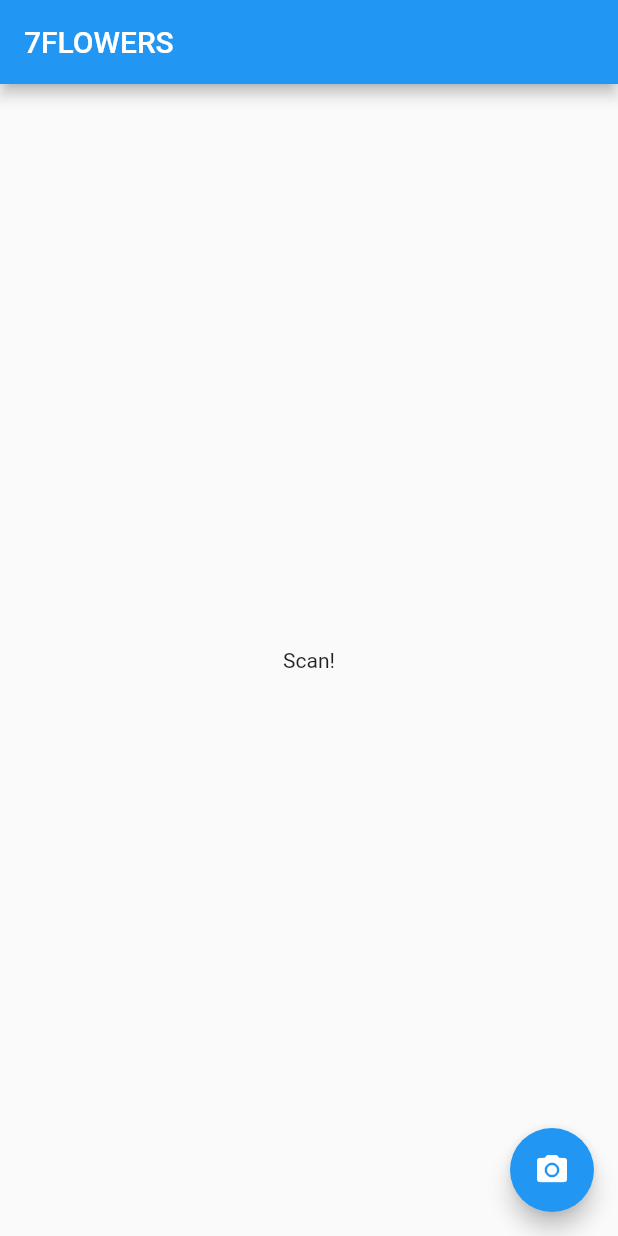
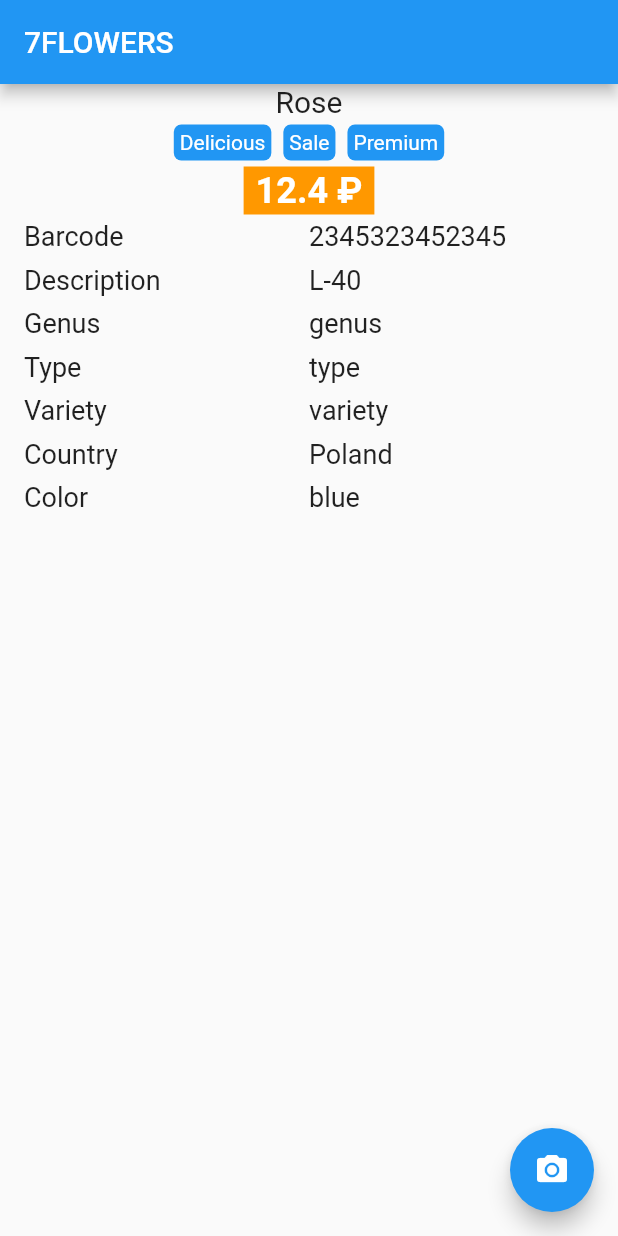
Before and after one commit to EgorenkovPavel/barcode_scanner, a Flutter app: the screen it shows after launch, on a phone screen of 412 x 824 dp. Run offline on Flutter 3.47's test engine with Material 2 defaults, Android fonts, the phone set to English and light mode, and no system bars; our stand-ins replace connectivity; missing offline and left inert: barcode_scan; network calls fail.

Commit message:
Add flower card

```diff
--- a/lib/main.dart
+++ b/lib/main.dart
@@ -6,6 +6,9 @@ import 'package:connectivity/connectivity.dart';
 
 import 'dart:async';
 import 'dart:convert';
+
+import './widgets/flowers_card.dart';
+import './objects/flower.dart';
 
 void main() => runApp(MyApp());
 
@@ -17,8 +20,24 @@ class MyApp extends StatefulWidget {
 }
 
 class MyAppState extends State<MyApp> {
+  Widget body = Text('Scan!');
 
-  Widget body = Text('Scan!');
+  Flower flower = Flower(
+      title: 'Rose',
+      barcode: '2345323452345',
+      description: 'L-40',
+      genus: 'genus',
+      type: 'type',
+      variety: 'variety',
+      country: 'Poland',
+      color: 'blue',
+      regularPrice: 12.4,
+      photoPath:
+          'https://www.flyingflowers.co.uk/ff_images/product/8466/FC93621F.jpg?large',
+      delicious: true,
+      sale: true,
+      premium: true,
+      fixPrice: true);
 
   @override
   Widget build(BuildContext context) {
@@ -27,9 +46,7 @@ class MyAppState extends State<MyApp> {
         appBar: AppBar(
           title: Text('7FLOWERS'),
         ),
-        body: Center(
-          child: body,
-        ),
+        body: FlowerCard(flower),
         floatingActionButton: FloatingActionButton(
             child: Icon(Icons.photo_camera),
             onPressed: () {
@@ -43,14 +60,14 @@ class MyAppState extends State<MyApp> {
     );
   }
 
-  Future<Widget> start() async{
+  Future<Widget> start() async {
     bool isConnected = await isConnectedToNetwork();
-    if(!isConnected){
+    if (!isConnected) {
       return Text('Check internet connection');
     }
 
     String barcode = await scan();
-    if(barcode.isEmpty){
+    if (barcode.isEmpty) {
       return Text('Scan');
     }
 
--- /dev/null
+++ b/lib/objects/flower.dart
@@ -0,0 +1,32 @@
+class Flower {
+  final String title;
+  final String barcode;
+  final String description;
+  final String genus;
+  final String type;
+  final String variety;
+  final String country;
+  final String color;
+  final double regularPrice;
+  final String photoPath;
+  final bool delicious;
+  final bool sale;
+  final bool premium;
+  final bool fixPrice;
+
+  Flower({
+      this.title,
+      this.barcode,
+      this.description,
+      this.genus,
+      this.type,
+      this.variety,
+      this.country,
+      this.color,
+      this.regularPrice,
+      this.photoPath,
+      this.delicious,
+      this.sale,
+      this.premium,
+      this.fixPrice});
+}
--- a/lib/scanning_status.dart
+++ /dev/null
@@ -1,8 +0,0 @@
-enum ScanningStatus{
-  BARCODE_SCANNED,
-  NO_CAMERA_PERMISSION,
-  SCANNING_ERROR,
-  USER_DONT_SCAN,
-  NETWORK_ERROR,
-  NO_NETWORK_CONNECTION
-}
--- /dev/null
+++ b/lib/widgets/flowers_card.dart
@@ -0,0 +1,107 @@
+import 'package:flutter/material.dart';
+
+import '../objects/flower.dart';
+
+class FlowerCard extends StatelessWidget {
+  final Flower flower;
+
+  FlowerCard(this.flower);
+
+  Widget _valueWidget(String title, String value) {
+    return Container(
+      padding: EdgeInsets.symmetric(vertical: 4.0, horizontal: 16.0),
+      child: Row(
+        children: <Widget>[
+          Flexible(
+            child: Text(
+              title,
+              style: TextStyle(fontSize: 18),
+            ),
+            flex: 1,
+            fit: FlexFit.tight,
+          ),
+          Flexible(
+            child: Text(
+              value,
+              style: TextStyle(fontSize: 18),
+            ),
+            flex: 1,
+            fit: FlexFit.tight,
+          ),
+        ],
+      ),
+    );
+  }
+
+  Widget _priceTag(String price) {
+    return Center(
+      child: Container(
+        color: Colors.orange,
+        child: Text(
+          '${price} ₽',
+          style: TextStyle(
+              color: Colors.white, fontSize: 24, fontWeight: FontWeight.bold),
+        ),
+        padding: EdgeInsets.symmetric(horizontal: 8.0, vertical: 2.0),
+      ),
+    );
+  }
+
+  Widget _tagBar() {
+    return Center(
+      child: Row(
+        mainAxisAlignment: MainAxisAlignment.center,
+        children: <Widget>[
+          _tag(flower.delicious, 'Delicious'),
+          _tag(flower.sale, 'Sale'),
+          _tag(flower.premium, 'Premium')
+        ],
+      ),
+    );
+  }
+
+  Widget _tag(bool value, String text) {
+    if (value)
+      return Container(
+        margin: EdgeInsets.all(4.0),
+        child: DecoratedBox(
+          decoration: BoxDecoration(
+              color: Colors.blue,
+              borderRadius: BorderRadius.all(Radius.circular(5.0))),
+          child: Container(
+            padding: EdgeInsets.all(4.0),
+            child: Text(
+              text,
+              style: TextStyle(color: Colors.white),
+            ),
+          ),
+        ),
+      );
+    else
+      return SizedBox();
+  }
+
+  @override
+  Widget build(BuildContext context) {
+    return ListView(
+      children: <Widget>[
+        Image.network(flower.photoPath),
+        Center(
+          child: Text(
+            flower.title,
+            style: TextStyle(fontSize: 20),
+          ),
+        ),
+        _tagBar(),
+        _priceTag(flower.regularPrice.toString()),
+        _valueWidget('Barcode', flower.barcode),
+        _valueWidget('Description', flower.description),
+        _valueWidget('Genus', flower.genus),
+        _valueWidget('Type', flower.type),
+        _valueWidget('Variety', flower.variety),
+        _valueWidget('Country', flower.country),
+        _valueWidget('Color', flower.color),
+      ],
+    );
+  }
+}
--- a/pubspec.yaml
+++ b/pubspec.yaml
@@ -20,7 +20,7 @@ dependencies:
   # Use with the CupertinoIcons class for iOS style icons.
   cupertino_icons: ^0.1.2
   barcode_scan: ^0.0.7
-  http: "^0.11.3+17"
+  http: ^0.11.3+17
   connectivity: ^0.3.2
 
 dev_dependencies:
```
Also changed, not shown: lib/widgets/start_page.dart (added).
